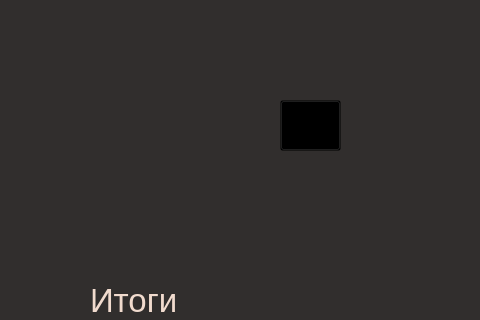
Before: the Qt Designer form dom.ui in JpryHyrd/PythonProject, drawn with Qt 5; both pictures show x 920 to 1400 and y 0 to 320 of the 1400 by 800 pixel window.
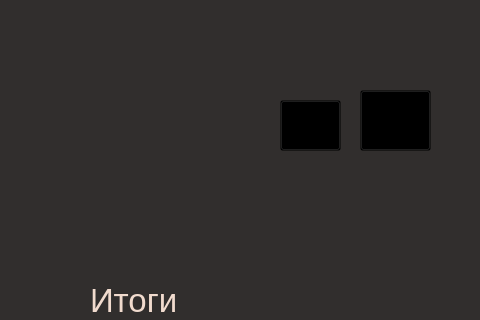
After: the same form once the commit is applied. Icons and pictures are not drawn.

Patch:
```diff
--- a/dom.ui
+++ b/dom.ui
@@ -737,6 +737,22 @@
      <string>Сохранить</string>
     </property>
    </widget>
+   <widget class="QPushButton" name="pushButton_4">
+    <property name="geometry">
+     <rect>
+      <x>1280</x>
+      <y>90</y>
+      <width>71</width>
+      <height>61</height>
+     </rect>
+    </property>
+    <property name="styleSheet">
+     <string notr="true">background-color: transparent;</string>
+    </property>
+    <property name="text">
+     <string/>
+    </property>
+   </widget>
    <zorder>line_8</zorder>
    <zorder>lineEdit_6</zorder>
    <zorder>line_4</zorder>
@@ -771,6 +787,7 @@
    <zorder>line</zorder>
    <zorder>line_9</zorder>
    <zorder>pushButton_3</zorder>
+   <zorder>pushButton_4</zorder>
   </widget>
  </widget>
  <resources/>
```
